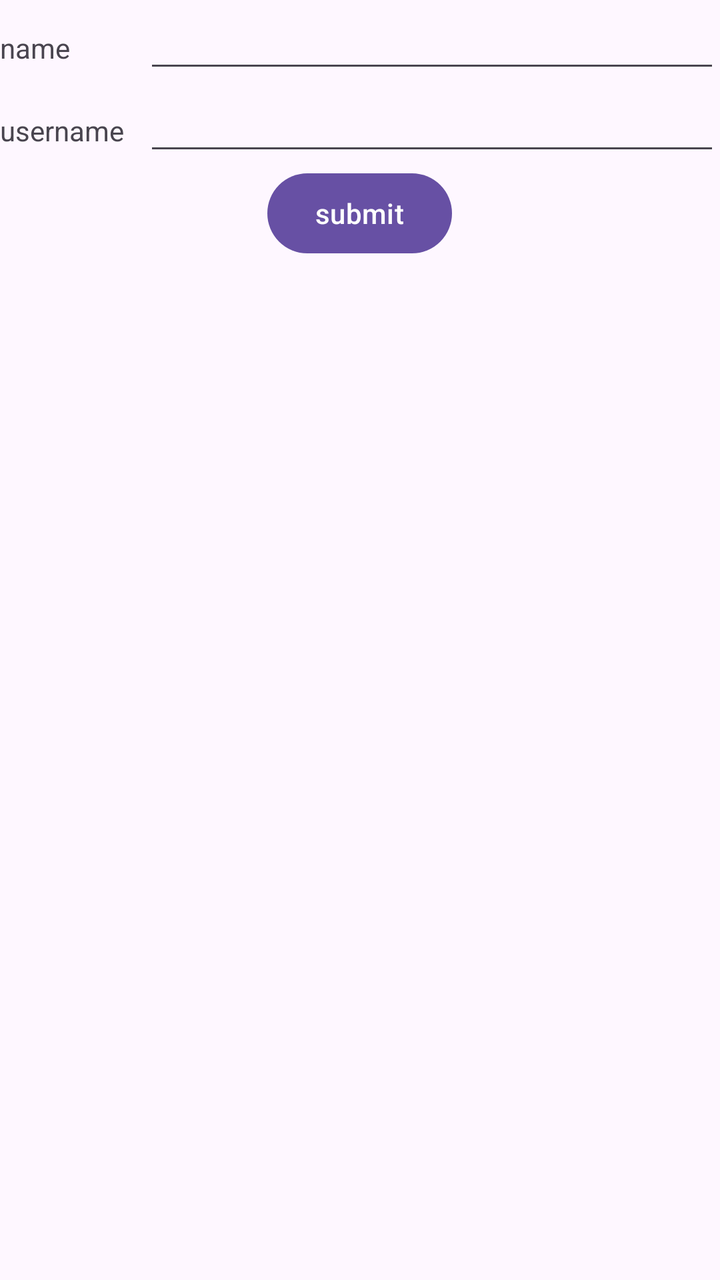
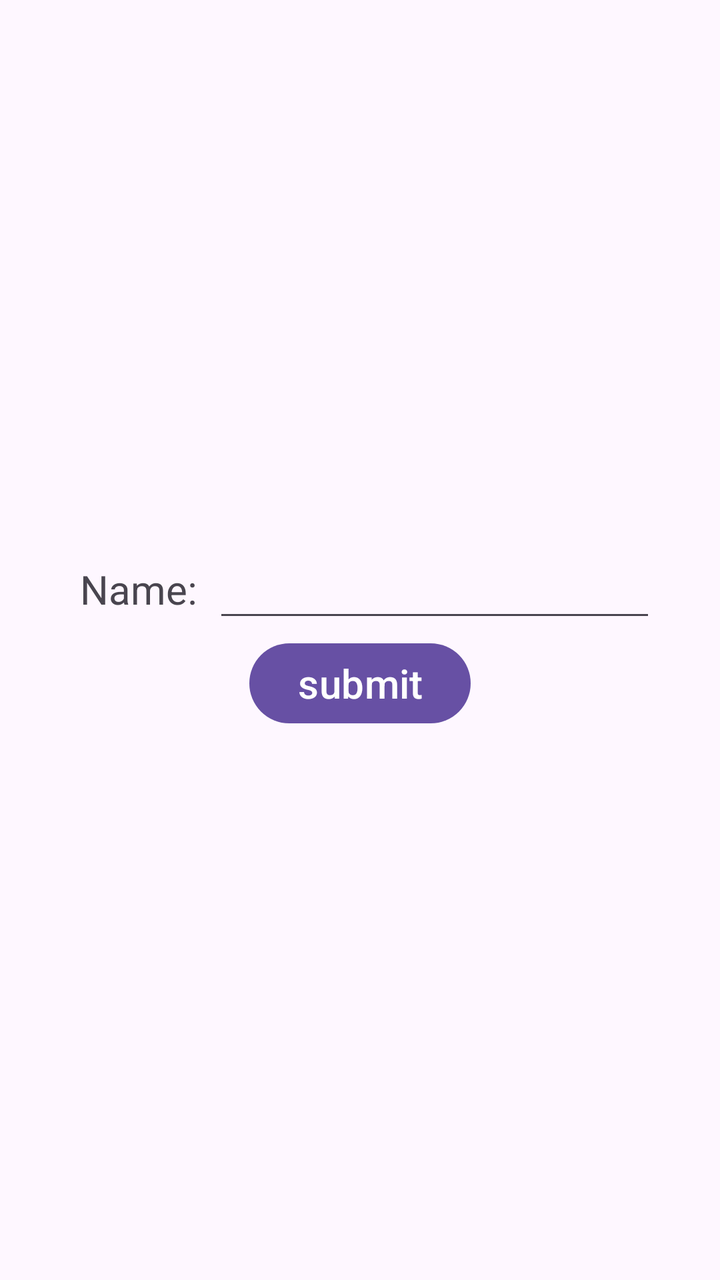

An Android layout rendered at two revisions. The XML below is the earlier revision; the diff shows what the commit changed to produce the second picture.
<!-- AndroidManifest.xml: application theme Theme.Oscarsthegrouchapp -->
<!-- res/layout/create_game_screen.xml -->
<?xml version="1.0" encoding="utf-8"?>
<LinearLayout xmlns:android="http://schemas.android.com/apk/res/android"
    android:layout_width="match_parent"
    android:layout_height="match_parent"
    android:orientation="vertical">

    <LinearLayout xmlns:android="http://schemas.android.com/apk/res/android"
        android:layout_width="match_parent"
        android:layout_height="wrap_content"
        android:orientation="horizontal">

        <TextView
            android:layout_width="0dp"
            android:layout_height="wrap_content"
            android:layout_weight="1"
            android:text="name"
            />

        <EditText
            android:id="@+id/gameNameET"
            android:layout_width="0dp"
            android:layout_height="wrap_content"
            android:layout_weight="4"
            android:autofillHints="name"
            android:inputType="text"
            />

    </LinearLayout>

    <LinearLayout xmlns:android="http://schemas.android.com/apk/res/android"
        android:layout_width="match_parent"
        android:layout_height="wrap_content"
        android:orientation="horizontal">

        <TextView
            android:layout_width="0dp"
            android:layout_height="wrap_content"
            android:layout_weight="1"
            android:text="username"
            />

        <EditText
            android:layout_width="0dp"
            android:layout_height="wrap_content"
            android:layout_weight="4"
            android:autofillHints="name"
            android:inputType="text"
            />

    </LinearLayout>

    <Button
        android:id="@+id/createGameButton"
        android:layout_width="wrap_content"
        android:layout_height="wrap_content"
        android:text="submit"
        android:layout_gravity="center"
        />


</LinearLayout>
<!-- resources referenced by this layout -->
<resources>
  <style name="Theme.Oscarsthegrouchapp" parent="Base.Theme.Oscarsthegrouchapp" />
  <style name="Base.Theme.Oscarsthegrouchapp" parent="Theme.Material3.DayNight.NoActionBar">
          
          
      </style>
</resources>

<!-- the commit's change to res/layout/create_game_screen.xml (unified diff, before → after) -->
@@ -1,61 +1,63 @@
 <?xml version="1.0" encoding="utf-8"?>
-<LinearLayout xmlns:android="http://schemas.android.com/apk/res/android"
+<androidx.constraintlayout.widget.ConstraintLayout
+    xmlns:android="http://schemas.android.com/apk/res/android"
+    xmlns:app="http://schemas.android.com/apk/res-auto"
     android:layout_width="match_parent"
     android:layout_height="match_parent"
     android:orientation="vertical">
 
-    <LinearLayout xmlns:android="http://schemas.android.com/apk/res/android"
+    <androidx.constraintlayout.widget.ConstraintLayout
         android:layout_width="match_parent"
         android:layout_height="wrap_content"
-        android:orientation="horizontal">
+        android:layout_marginStart="16dp"
+        android:layout_marginEnd="16dp"
+        android:padding="16dp"
+        app:layout_constraintTop_toTopOf="parent"
+        app:layout_constraintBottom_toBottomOf="parent"
 
+        >
         <TextView
-            android:layout_width="0dp"
+            android:id="@+id/gameNameTV"
+            android:layout_width="wrap_content"
             android:layout_height="wrap_content"
             android:layout_weight="1"
-            android:text="name"
+            android:padding="8dp"
+            android:gravity="center"
+            android:text="Name:"
+            android:textSize="20sp"
+            app:layout_constraintTop_toTopOf="parent"
+            app:layout_constraintBottom_toBottomOf="@id/gameNameET"
+            app:layout_constraintStart_toStartOf="parent"
+            app:layout_constraintEnd_toStartOf="@id/gameNameET"
             />
 
         <EditText
             android:id="@+id/gameNameET"
             android:layout_width="0dp"
             android:layout_height="wrap_content"
-            android:layout_weight="4"
             android:autofillHints="name"
             android:inputType="text"
+            app:layout_constraintStart_toEndOf="@id/gameNameTV"
+            app:layout_constraintEnd_toEndOf="parent"
+            app:layout_constraintTop_toTopOf="parent"
+            app:layout_constraintBottom_toTopOf="@id/createGameButton"
             />
 
-    </LinearLayout>
-
-    <LinearLayout xmlns:android="http://schemas.android.com/apk/res/android"
-        android:layout_width="match_parent"
-        android:layout_height="wrap_content"
-        android:orientation="horizontal">
-
-        <TextView
-            android:layout_width="0dp"
+        <Button
+            android:id="@+id/createGameButton"
+            android:layout_width="wrap_content"
             android:layout_height="wrap_content"
-            android:layout_weight="1"
-            android:text="username"
+            android:text="submit"
+            android:textSize="20sp"
+            android:layout_gravity="center"
+            app:layout_constraintTop_toBottomOf="@id/gameNameET"
+            app:layout_constraintBottom_toBottomOf="parent"
+            app:layout_constraintStart_toStartOf="parent"
+            app:layout_constraintEnd_toEndOf="parent"
             />
 
-        <EditText
-            android:layout_width="0dp"
-            android:layout_height="wrap_content"
-            android:layout_weight="4"
-            android:autofillHints="name"
-            android:inputType="text"
-            />
-
-    </LinearLayout>
-
-    <Button
-        android:id="@+id/createGameButton"
-        android:layout_width="wrap_content"
-        android:layout_height="wrap_content"
-        android:text="submit"
-        android:layout_gravity="center"
-        />
+    </androidx.constraintlayout.widget.ConstraintLayout>
 
 
-</LinearLayout>
+
+</androidx.constraintlayout.widget.ConstraintLayout>
